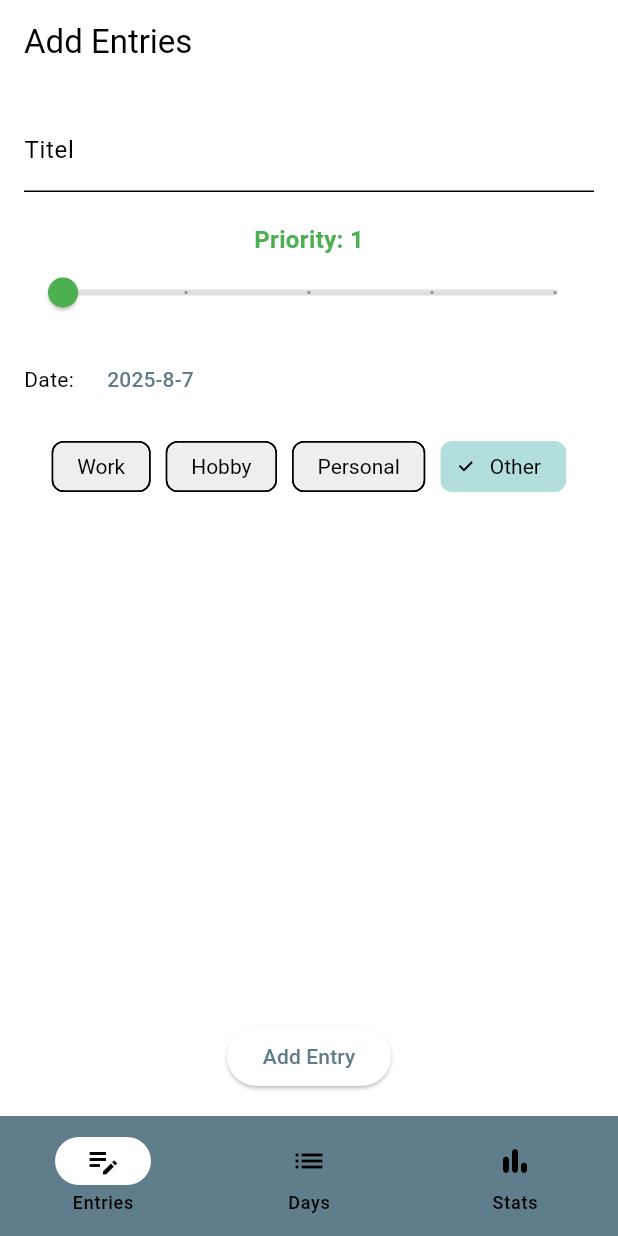
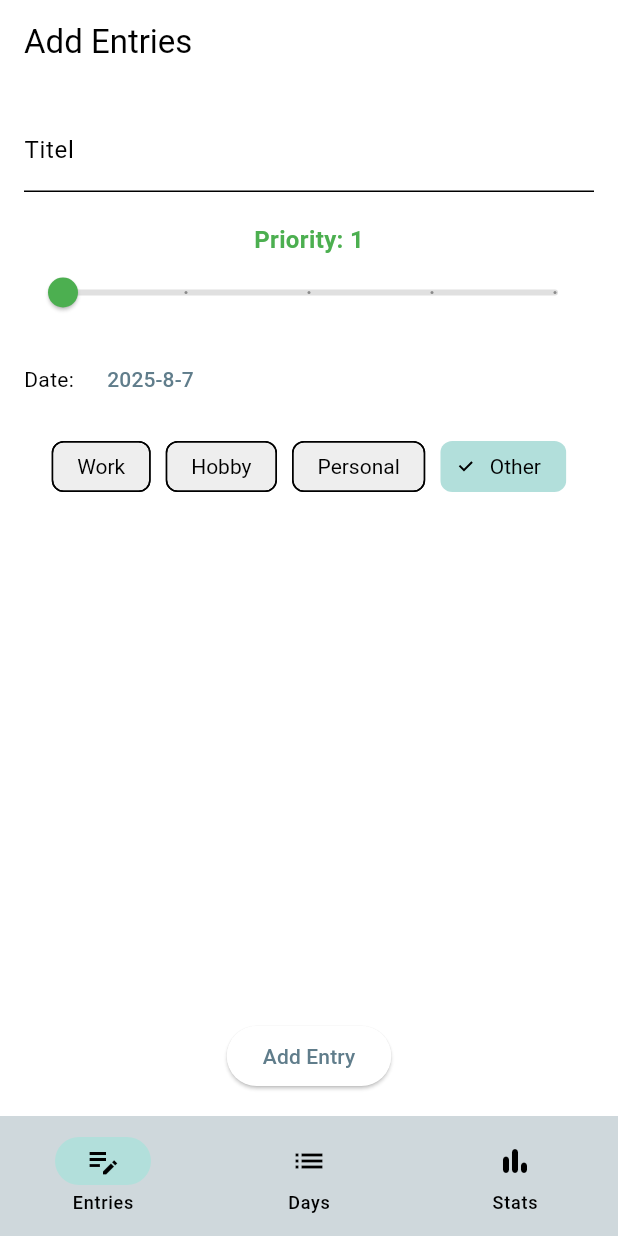
Before and after one commit to Chibinoo/ChatGPT-try, a Flutter app: the screen it shows after launch, on a phone screen of 412 x 824 dp. Run offline on Flutter 3.47's test engine with Material 3 defaults, Android fonts, the phone set to English and light mode, and no system bars; our stand-ins replace cloud_firestore, firebase_core, fl_chart, hive, hive_flutter; accounts and stored records are empty.

Commit message:
fixing navbar colors

```diff
--- a/lib/themes/dark_mode.dart
+++ b/lib/themes/dark_mode.dart
@@ -5,8 +5,6 @@ ThemeData darkMode=ThemeData(
     surface: Colors.blueGrey.shade900,
     primary: Colors.blueGrey.shade600,
     secondary: Colors.blueGrey.shade700,
-    tertiary: Colors.blueGrey.shade800,
-    inversePrimary: Colors.blueGrey.shade300,
     secondaryContainer: Colors.amber[700], // <--- Set your desired chip selected color
     error: Colors.red[400]!,
   ),
@@ -15,4 +13,7 @@ ThemeData darkMode=ThemeData(
     selectedColor: Colors.amber[700]!,
     labelStyle: TextStyle(color: Colors.white),
   ),
+  bottomNavigationBarTheme: BottomNavigationBarThemeData( // NavigationBar background
+    backgroundColor: Colors.blueGrey.shade700,
+  ),
 );
--- a/lib/themes/light_mode.dart
+++ b/lib/themes/light_mode.dart
@@ -1,18 +1,21 @@
 import 'package:flutter/material.dart';
 
-ThemeData lightMode=ThemeData(
+ThemeData lightMode = ThemeData(
   colorScheme: ColorScheme.light(
     surface: Colors.white,
     primary: Colors.blueGrey.shade500,
     secondary: Colors.blueGrey.shade200,
-    tertiary: Colors.white,
-    inversePrimary: Colors.blueGrey.shade900,
-    secondaryContainer: Colors.teal[100], // <--- Set your desired chip selected color
+    secondaryContainer: Colors.teal[100], // ChoiceChip selected color
     error: Colors.red,
   ),
   chipTheme: ChipThemeData(
-    backgroundColor: Colors.grey[200]!,
-    selectedColor: Colors.teal[100]!,
+    backgroundColor: Colors.grey[200]!, // ChoiceChip background
+    selectedColor: Colors.teal[100]!,   // ChoiceChip selected
     labelStyle: TextStyle(color: Colors.black),
-  )
+  ),
+  bottomNavigationBarTheme: BottomNavigationBarThemeData( // NavigationBar background
+    backgroundColor: Colors.blueGrey.shade100,
+  ),
+  scaffoldBackgroundColor: Colors.white,
+  cardColor: Colors.white,
 );
--- a/lib/widgets/navbar_widget.dart
+++ b/lib/widgets/navbar_widget.dart
@@ -11,26 +11,26 @@ class NavbarWidget extends StatefulWidget {
 }
 
 class _NavbarWidgetState extends State<NavbarWidget> {
-  int selectedIndex=0;
+  int selectedIndex = 0;
   @override
   Widget build(BuildContext context) {
     return Consumer<ThemeProvider>(
       builder: (context, themeProvider, child) {
-        final isDark = themeProvider.isDarkMode;
+        final theme = Theme.of(context);
         return ValueListenableBuilder(
           valueListenable: selectedPageNotifier,
-      builder: (context, selectedPage, child){
+          builder: (context, selectedPage, child) {
             return NavigationBar(
-          indicatorColor: isDark ? Colors.grey[800] : Colors.white,
-          backgroundColor: isDark ? Colors.black : Colors.blueGrey,
-          destinations: [
+              indicatorColor: theme.colorScheme.secondaryContainer,
+              backgroundColor: theme.bottomNavigationBarTheme.backgroundColor, // <-- use this
+              destinations: const [
                 NavigationDestination(icon: Icon(Icons.edit_note_sharp), label: 'Entries'),
                 NavigationDestination(icon: Icon(Icons.list), label: 'Days'),
                 NavigationDestination(icon: Icon(Icons.bar_chart_rounded), label: 'Stats')
               ],
               onDestinationSelected: (int value) {
                 setState(() {
-              selectedPageNotifier.value=value;
+                  selectedPageNotifier.value = value;
                 });
               },
               selectedIndex: selectedPage,
```
Lines whose indentation alone changed are shown as unchanged.
